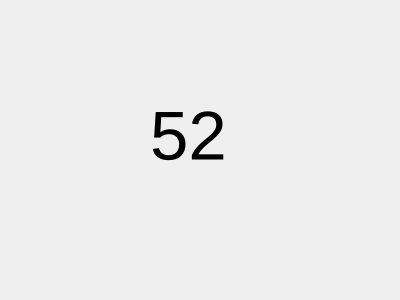
Above: NBA_squad/form.ui from artem2284708/NBA-squad-calculator before the change. Below: the same form after it.
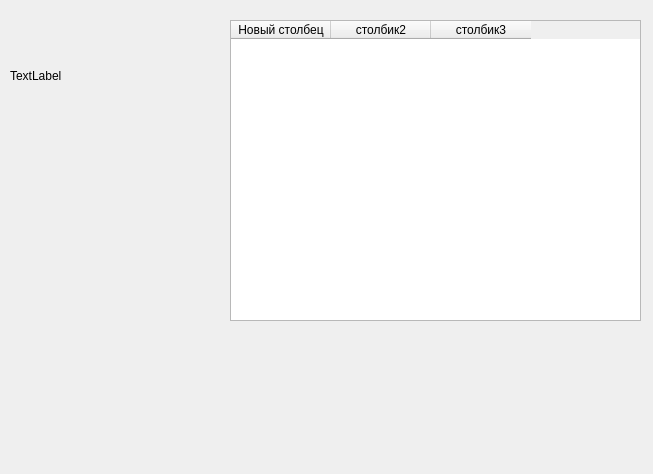
That is the form after the change.

```diff
--- a/NBA_squad/form.ui
+++ b/NBA_squad/form.ui
@@ -6,8 +6,8 @@
    <rect>
     <x>0</x>
     <y>0</y>
-    <width>400</width>
-    <height>300</height>
+    <width>653</width>
+    <height>474</height>
    </rect>
   </property>
   <property name="windowTitle">
@@ -16,21 +16,41 @@
   <widget class="QLabel" name="label">
    <property name="geometry">
     <rect>
-     <x>150</x>
-     <y>80</y>
-     <width>121</width>
-     <height>111</height>
+     <x>10</x>
+     <y>10</y>
+     <width>161</width>
+     <height>131</height>
     </rect>
    </property>
-   <property name="font">
-    <font>
-     <pointsize>52</pointsize>
-    </font>
-   </property>
    <property name="text">
-    <string>52</string>
+    <string>TextLabel</string>
    </property>
   </widget>
+  <widget class="QTableWidget" name="tableWidget">
+   <property name="geometry">
+    <rect>
+     <x>230</x>
+     <y>20</y>
+     <width>411</width>
+     <height>301</height>
+    </rect>
+   </property>
+   <column>
+    <property name="text">
+     <string>Новый столбец</string>
+    </property>
+   </column>
+   <column>
+    <property name="text">
+     <string>столбик2</string>
+    </property>
+   </column>
+   <column>
+    <property name="text">
+     <string>столбик3</string>
+    </property>
+   </column>
+  </widget>
  </widget>
  <resources/>
  <connections/>
```
Left out of the diff: 2 changed lines with no effect on the pictures.
